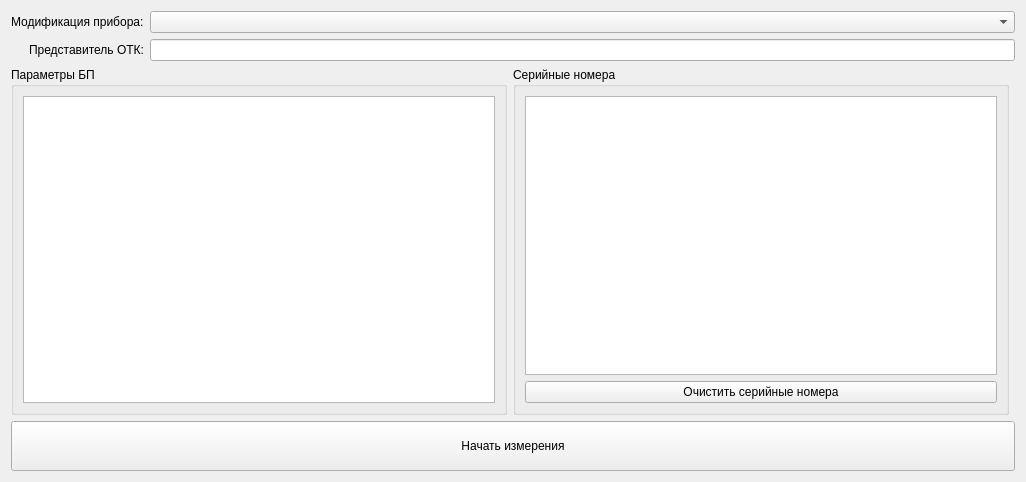
Old version of the form preparation/prepareform.ui in the repository XRay3D/MAN2_GUI.
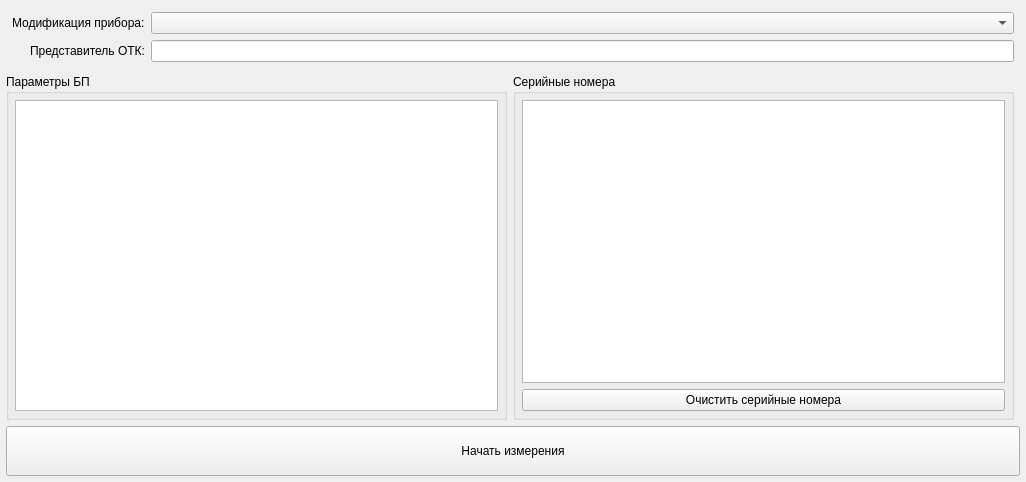
New version of the form.

Diff of the .ui file:
```diff
--- a/preparation/prepareform.ui
+++ b/preparation/prepareform.ui
@@ -14,6 +14,18 @@
    <string>Form</string>
   </property>
   <layout class="QGridLayout" name="gridLayout">
+   <property name="leftMargin">
+    <number>6</number>
+   </property>
+   <property name="topMargin">
+    <number>6</number>
+   </property>
+   <property name="rightMargin">
+    <number>6</number>
+   </property>
+   <property name="bottomMargin">
+    <number>6</number>
+   </property>
    <item row="2" column="0" colspan="3">
     <widget class="QPushButton" name="pbStatrtMeasure">
      <property name="minimumSize">
@@ -33,6 +45,18 @@
       <string>Серийные номера</string>
      </property>
      <layout class="QVBoxLayout" name="verticalLayout_2">
+      <property name="leftMargin">
+       <number>6</number>
+      </property>
+      <property name="topMargin">
+       <number>6</number>
+      </property>
+      <property name="rightMargin">
+       <number>6</number>
+      </property>
+      <property name="bottomMargin">
+       <number>6</number>
+      </property>
       <item>
        <widget class="QTableView" name="tvSerNum"/>
       </item>
@@ -52,6 +76,18 @@
       <string>Параметры БП</string>
      </property>
      <layout class="QVBoxLayout" name="verticalLayout">
+      <property name="leftMargin">
+       <number>6</number>
+      </property>
+      <property name="topMargin">
+       <number>6</number>
+      </property>
+      <property name="rightMargin">
+       <number>6</number>
+      </property>
+      <property name="bottomMargin">
+       <number>6</number>
+      </property>
       <item>
        <widget class="QTableView" name="tvParams"/>
       </item>
@@ -63,6 +99,18 @@
      <property name="labelAlignment">
       <set>Qt::AlignRight|Qt::AlignTrailing|Qt::AlignVCenter</set>
      </property>
+     <property name="leftMargin">
+      <number>6</number>
+     </property>
+     <property name="topMargin">
+      <number>6</number>
+     </property>
+     <property name="rightMargin">
+      <number>6</number>
+     </property>
+     <property name="bottomMargin">
+      <number>6</number>
+     </property>
      <item row="0" column="0">
       <widget class="QLabel" name="label">
        <property name="text">
```
